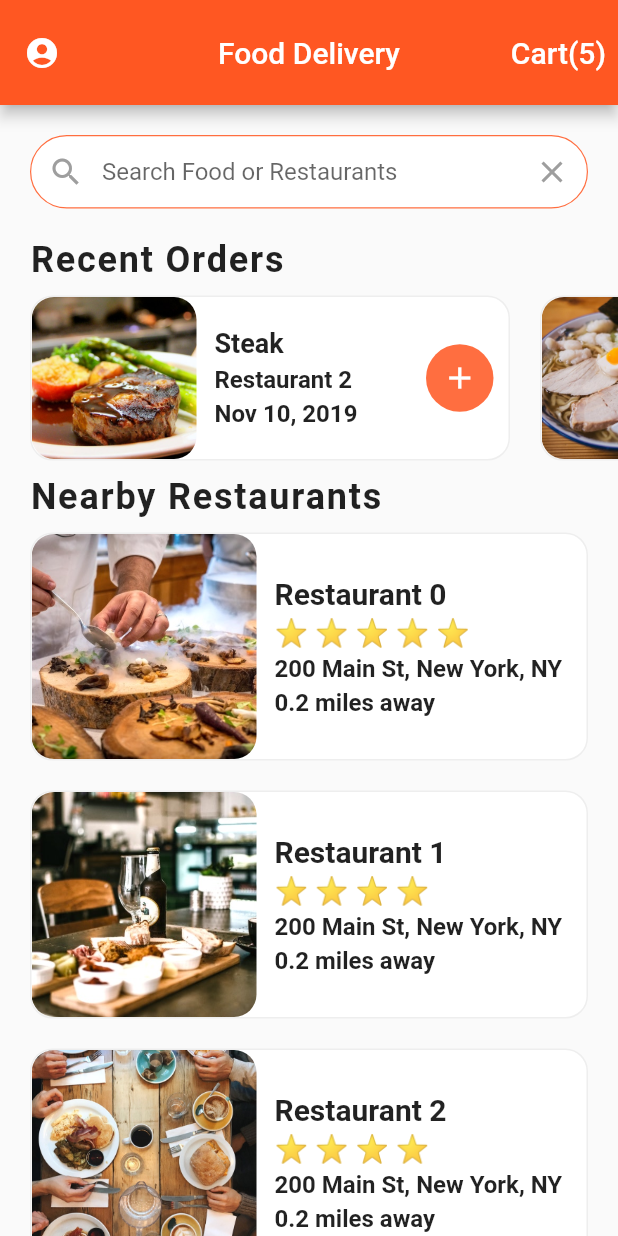
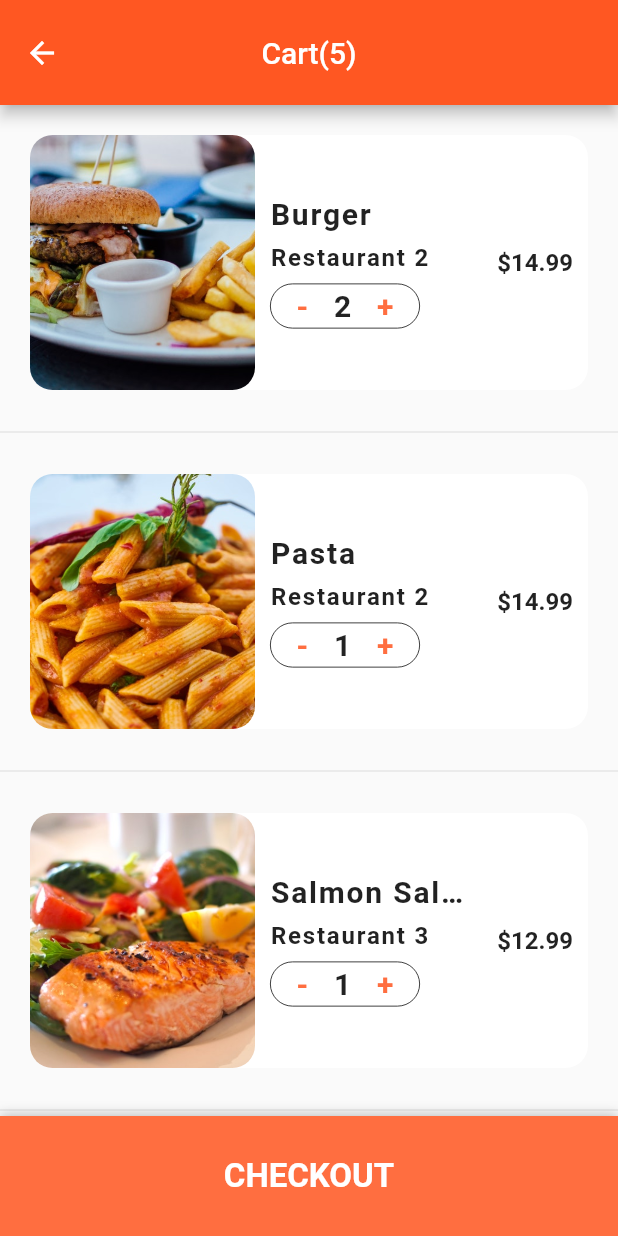
Before and after one commit to PassionPotter/Online-FoodDelivery-App, a Flutter app: the screen it shows after launch, after a tap on an icon or button, on a phone screen of 412 x 824 dp. Run offline on Flutter 3.47's test engine with Material 2 defaults, Android fonts, the phone set to English and light mode, and no system bars.

Commit message:
update readme.md file for add screen shot of cart screen add cart screen to this ui project

```diff
--- /dev/null
+++ b/lib/screens/cart_screen.dart
@@ -0,0 +1,222 @@
+import 'package:flutter/material.dart';
+import 'package:food_delivery_app_ui/models/order.dart';
+
+import '/data/data.dart';
+
+class CartScreen extends StatelessWidget {
+  const CartScreen({Key? key}) : super(key: key);
+
+  Widget _buildCartItem(BuildContext context, Order order) {
+    return Container(
+      margin: const EdgeInsets.all(20.0),
+      height: 170.0,
+      decoration: BoxDecoration(
+        color: Colors.white,
+        borderRadius: BorderRadius.circular(15.0),
+      ),
+      child: Row(
+        children: <Widget>[
+          Container(
+            width: 150.0,
+            decoration: BoxDecoration(
+              image: DecorationImage(
+                image: AssetImage(order.food!.imageUrl!),
+                fit: BoxFit.cover,
+              ),
+              borderRadius: BorderRadius.circular(15.0),
+            ),
+          ),
+          Expanded(
+            child: Container(
+              margin: const EdgeInsets.all(10.0),
+              child: Column(
+                crossAxisAlignment: CrossAxisAlignment.start,
+                mainAxisAlignment: MainAxisAlignment.center,
+                children: <Widget>[
+                  Text(
+                    order.food!.name!,
+                    overflow: TextOverflow.ellipsis,
+                    style: const TextStyle(
+                      fontSize: 20.0,
+                      fontWeight: FontWeight.bold,
+                      letterSpacing: 1.2,
+                    ),
+                  ),
+                  const SizedBox(height: 8.0),
+                  Text(
+                    order.restaurant!.name!,
+                    overflow: TextOverflow.ellipsis,
+                    style: const TextStyle(
+                      fontSize: 16.0,
+                      fontWeight: FontWeight.w600,
+                      letterSpacing: 1.2,
+                    ),
+                  ),
+                  const SizedBox(height: 8.0),
+                  Container(
+                    height: 30.0,
+                    width: 100.0,
+                    decoration: BoxDecoration(
+                      color: Colors.white,
+                      borderRadius: BorderRadius.circular(15.0),
+                      border: Border.all(color: Colors.black, width: 0.5),
+                    ),
+                    child: Row(
+                      mainAxisAlignment: MainAxisAlignment.spaceEvenly,
+                      crossAxisAlignment: CrossAxisAlignment.center,
+                      children: <Widget>[
+                        GestureDetector(
+                          onTap: () {},
+                          child: Text(
+                            '-',
+                            style: TextStyle(
+                              fontSize: 20.0,
+                              fontWeight: FontWeight.w600,
+                              color: Theme.of(context).primaryColor,
+                            ),
+                          ),
+                        ),
+                        Text(
+                          order.quantity.toString(),
+                          style: const TextStyle(
+                            fontSize: 20.0,
+                            fontWeight: FontWeight.bold,
+                          ),
+                        ),
+                        GestureDetector(
+                          onTap: () {},
+                          child: Text(
+                            '+',
+                            style: TextStyle(
+                              fontSize: 20.0,
+                              fontWeight: FontWeight.w600,
+                              color: Theme.of(context).primaryColor,
+                            ),
+                          ),
+                        ),
+                      ],
+                    ),
+                  ),
+                ],
+              ),
+            ),
+          ),
+          Padding(
+            padding: const EdgeInsets.all(10.0),
+            child: Text(
+              '\$${order.food!.price}',
+              style: const TextStyle(
+                fontSize: 16.0,
+                fontWeight: FontWeight.w600,
+              ),
+            ),
+          ),
+        ],
+      ),
+    );
+  }
+
+  @override
+  Widget build(BuildContext context) {
+    double totalPrice = 0;
+    currentUser.cart!.forEach((Order thisOrder) {
+      totalPrice += thisOrder.quantity! * thisOrder.food!.price!;
+    });
+    return Scaffold(
+      appBar: AppBar(
+        toolbarHeight: 70,
+        centerTitle: true,
+        title: Text(
+          'Cart(${currentUser.cart!.length})',
+          style: const TextStyle(color: Colors.white, fontSize: 20.0),
+        ),
+      ),
+      body: ListView.separated(
+        physics: const BouncingScrollPhysics(),
+        shrinkWrap: true,
+        itemBuilder: (context, index) {
+          if(index < currentUser.cart!.length) {
+            Order order = currentUser.cart![index];
+            return _buildCartItem(context, order);
+          }
+          return Padding(
+            padding: const EdgeInsets.symmetric(
+              horizontal: 20.0,
+              vertical: 10.0,
+            ),
+            child: Column(
+              children: <Widget>[
+                Row(
+                  mainAxisAlignment: MainAxisAlignment.spaceBetween,
+                  children: const <Widget>[
+                    Text(
+                      'Estimated Delivery Time:',
+                      style: TextStyle(
+                        fontSize: 20.0,
+                        fontWeight: FontWeight.w600,
+                      ),
+                    ),
+                    Text(
+                      '20 min',
+                      style: TextStyle(
+                        fontSize: 20.0,
+                        fontWeight: FontWeight.w600,
+                      ),
+                    ),
+                  ],
+                ),
+                const SizedBox(height: 10.0),
+                Row(
+                  mainAxisAlignment: MainAxisAlignment.spaceBetween,
+                  children: <Widget>[
+                    const Text(
+                      'Total Cost:',
+                      style: TextStyle(
+                        fontSize: 20.0,
+                        fontWeight: FontWeight.w600,
+                      ),
+                    ),
+                    Text(
+                      '\$${totalPrice.toStringAsFixed(2)}',
+                      style: TextStyle(
+                        fontSize: 20.0,
+                        color: Colors.green.shade700,
+                        fontWeight: FontWeight.w600,
+                      ),
+                    ),
+                  ],
+                ),
+                const SizedBox(height: 85.0),
+              ],
+            ),
+          );
+        },
+        separatorBuilder: (context, index) => const Divider(),
+        itemCount: currentUser.cart!.length + 1,
+      ),
+      bottomSheet: Container(
+        height: 80.0,
+        width: double.infinity,
+        alignment: Alignment.center,
+        decoration: BoxDecoration(
+          color: Theme.of(context).primaryColor,
+          boxShadow: const <BoxShadow>[
+            BoxShadow(
+              color: Colors.black26,
+              offset: Offset(0, -1),
+              blurRadius: 6.0,
+            ),
+          ],
+        ),
+        child: const Text(
+          'CHECKOUT',
+          style: TextStyle(
+            fontSize: 22.0,
+            fontWeight: FontWeight.bold,
+            color: Colors.white,
+          ),
+        ),
+      ),
+    );
+  }
+}
--- a/lib/screens/home_screen.dart
+++ b/lib/screens/home_screen.dart
@@ -3,6 +3,7 @@ import 'package:flutter/material.dart';
 import '/data/data.dart';
 import '/widgets/recent_orders.dart';
 import '/widgets/nearby_restaurants.dart';
+import '/screens/cart_screen.dart';
 
 class HomeScreen extends StatelessWidget {
   const HomeScreen({Key? key}) : super(key: key);
@@ -21,7 +22,11 @@ class HomeScreen extends StatelessWidget {
         centerTitle: true,
         actions: [
           TextButton(
-            onPressed: () {},
+            onPressed: () {
+              Navigator.of(context).push(
+                MaterialPageRoute(builder: (context) => const CartScreen()),
+              );
+            },
             child: Text(
               'Cart(${currentUser.cart!.length})',
               style: const TextStyle(color: Colors.white, fontSize: 20.0),
--- a/lib/screens/restaurant_screen.dart
+++ b/lib/screens/restaurant_screen.dart
@@ -248,6 +248,7 @@ class RestaurantScreen extends StatelessWidget {
 
           Expanded(
             child: GridView.builder(
+              physics: const BouncingScrollPhysics(),
               padding: const EdgeInsets.all(10.0),
               gridDelegate: const SliverGridDelegateWithFixedCrossAxisCount(
                 crossAxisCount: 2,
```
Also changed, not shown: shots/cart_screen_shot.PNG (added), 1 other file.
